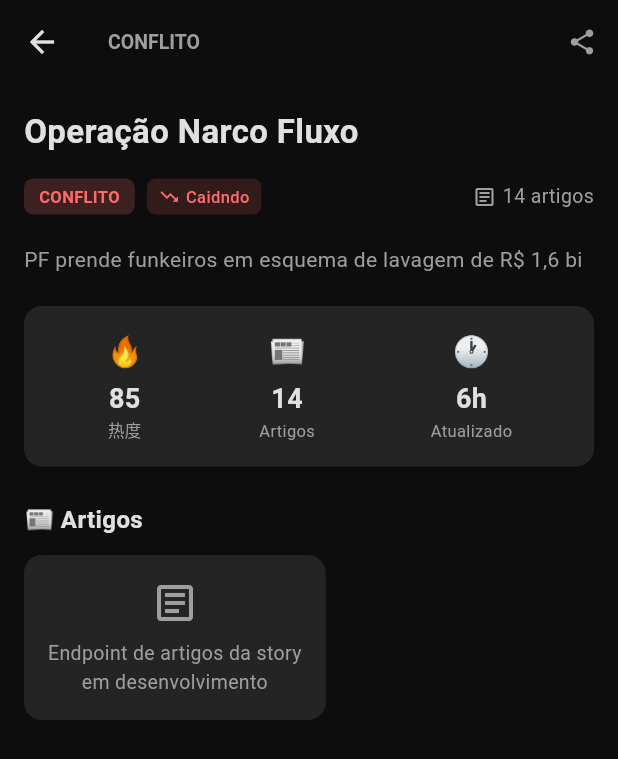
After one commit to raphaelpicole/prophet, a Flutter app: the StoryDetailScreen screen opened directly with sample values from the repository, on a phone screen of 412 x 824 dp. The commit adds this screen. Shown: the top 759 px of the screen. Run offline on Flutter 3.47's test engine with Material 3 defaults, Android fonts, the phone set to English and light mode, and no system bars; network calls fail.

Commit message:
feat: story detail screen, source/region models, router no main

```diff
--- a/app/lib/main.dart
+++ b/app/lib/main.dart
@@ -5,6 +5,8 @@ import 'presentation/screens/analysis_screen.dart';
 import 'presentation/screens/prophet_screen.dart';
 import 'presentation/screens/map_screen.dart';
 import 'presentation/screens/config_screen.dart';
+import 'presentation/screens/story_detail_screen.dart';
+import 'data/models/story.dart';
 
 void main() {
   runApp(const ProphetApp());
@@ -19,6 +21,18 @@ class ProphetApp extends StatelessWidget {
       title: 'Prophet',
       debugShowCheckedModeBanner: false,
       theme: AppTheme.dark,
+      initialRoute: '/',
+      onGenerateRoute: (settings) {
+        if (settings.name == '/story') {
+          final story = settings.arguments as Story;
+          return MaterialPageRoute(
+            builder: (_) => StoryDetailScreen(story: story),
+          );
+        }
+        return MaterialPageRoute(
+          builder: (_) => const MainShell(),
+        );
+      },
       home: const MainShell(),
     );
   }
@@ -58,6 +72,10 @@ class _MainShellState extends State<MainShell> {
         child: BottomNavigationBar(
           currentIndex: _currentIndex,
           onTap: (i) => setState(() => _currentIndex = i),
+          type: BottomNavigationBarType.fixed,
+          backgroundColor: AppTheme.bg,
+          selectedItemColor: AppTheme.primary,
+          unselectedItemColor: AppTheme.textoSec,
           items: const [
             BottomNavigationBarItem(
               icon: Icon(Icons.radar),
--- /dev/null
+++ b/app/lib/presentation/screens/story_detail_screen.dart
@@ -0,0 +1,216 @@
+import 'package:flutter/material.dart';
+import '../../core/theme/app_theme.dart';
+import '../../data/models/story.dart';
+
+class StoryDetailScreen extends StatelessWidget {
+  final Story story;
+
+  const StoryDetailScreen({super.key, required this.story});
+
+  @override
+  Widget build(BuildContext context) {
+    return Scaffold(
+      backgroundColor: AppTheme.bg,
+      appBar: AppBar(
+        backgroundColor: AppTheme.bg,
+        leading: IconButton(
+          icon: const Icon(Icons.arrow_back, color: AppTheme.texto),
+          onPressed: () => Navigator.pop(context),
+        ),
+        title: Text(
+          story.cycle.toUpperCase(),
+          style: const TextStyle(
+            color: AppTheme.textoSec,
+            fontSize: 13,
+            fontWeight: FontWeight.w600,
+          ),
+        ),
+        actions: [
+          IconButton(
+            icon: const Icon(Icons.share, color: AppTheme.textoSec, size: 20),
+            onPressed: () {},
+          ),
+        ],
+      ),
+      body: SingleChildScrollView(
+        padding: const EdgeInsets.all(16),
+        child: Column(
+          crossAxisAlignment: CrossAxisAlignment.start,
+          children: [
+            // Título
+            Text(
+              story.title,
+              style: const TextStyle(
+                color: AppTheme.texto,
+                fontSize: 22,
+                fontWeight: FontWeight.bold,
+              ),
+            ),
+            const SizedBox(height: 16),
+
+            // Metadados
+            Row(
+              children: [
+                _tag(story.cycle, _cycleColor(story.cycle)),
+                const SizedBox(width: 8),
+                _trendTag(story.sentimentTrend),
+                const Spacer(),
+                Icon(
+                  Icons.article_outlined,
+                  color: AppTheme.textoSec,
+                  size: 16,
+                ),
+                const SizedBox(width: 4),
+                Text(
+                  '${story.articleCount} artigos',
+                  style: const TextStyle(color: AppTheme.textoSec, fontSize: 13),
+                ),
+              ],
+            ),
+            const SizedBox(height: 20),
+
+            // Descrição / Summary
+            if (story.summary != null) ...[
+              Text(
+                story.summary!,
+                style: const TextStyle(color: AppTheme.textoSec, fontSize: 14, height: 1.5),
+              ),
+              const SizedBox(height: 20),
+            ],
+
+            // KPIs
+            Container(
+              padding: const EdgeInsets.all(16),
+              decoration: BoxDecoration(
+                color: AppTheme.card,
+                borderRadius: BorderRadius.circular(12),
+              ),
+              child: Row(
+                mainAxisAlignment: MainAxisAlignment.spaceAround,
+                children: [
+                  _kpi('🔥', '${story.hotness}', '热度'),
+                  _kpi('📰', '${story.articleCount}', 'Artigos'),
+                  _kpi('🕐', _timeAgo(story.updatedAt), 'Atualizado'),
+                ],
+              ),
+            ),
+            const SizedBox(height: 24),
+
+            // Artigos
+            const Text('📰 Artigos', style: TextStyle(
+              color: AppTheme.texto,
+              fontSize: 16,
+              fontWeight: FontWeight.w600,
+            )),
+            const SizedBox(height: 12),
+            _articlePlaceholder(),
+          ],
+        ),
+      ),
+    );
+  }
+
+  Widget _tag(String label, Color color) {
+    return Container(
+      padding: const EdgeInsets.symmetric(horizontal: 10, vertical: 4),
+      decoration: BoxDecoration(
+        color: color.withValues(alpha: 0.2),
+        borderRadius: BorderRadius.circular(6),
+      ),
+      child: Text(
+        label.toUpperCase(),
+        style: TextStyle(color: color, fontSize: 11, fontWeight: FontWeight.w600),
+      ),
+    );
+  }
+
+  Widget _trendTag(String trend) {
+    final color = trend == 'rising'
+        ? AppTheme.sucesso
+        : trend == 'falling'
+            ? AppTheme.alerta
+            : AppTheme.textoSec;
+    final icon = trend == 'rising'
+        ? Icons.trending_up
+        : trend == 'falling'
+            ? Icons.trending_down
+            : Icons.trending_flat;
+    return Container(
+      padding: const EdgeInsets.symmetric(horizontal: 8, vertical: 4),
+      decoration: BoxDecoration(
+        color: color.withValues(alpha: 0.15),
+        borderRadius: BorderRadius.circular(6),
+      ),
+      child: Row(
+        mainAxisSize: MainAxisSize.min,
+        children: [
+          Icon(icon, color: color, size: 14),
+          const SizedBox(width: 4),
+          Text(
+            trend == 'rising'
+                ? 'Subindo'
+                : trend == 'falling'
+                    ? 'Caidndo'
+                    : 'Estável',
+            style: TextStyle(color: color, fontSize: 11, fontWeight: FontWeight.w500),
+          ),
+        ],
+      ),
+    );
+  }
+
+  Widget _kpi(String icon, String value, String label) {
+    return Column(
+      children: [
+        Text(icon, style: const TextStyle(fontSize: 20)),
+        const SizedBox(height: 4),
+        Text(value, style: const TextStyle(
+          color: AppTheme.texto,
+          fontSize: 18,
+          fontWeight: FontWeight.bold,
+        )),
+        Text(label, style: const TextStyle(color: AppTheme.textoSec, fontSize: 11)),
+      ],
+    );
+  }
+
+  Widget _articlePlaceholder() {
+    return Container(
+      padding: const EdgeInsets.all(16),
+      decoration: BoxDecoration(
+        color: AppTheme.card,
+        borderRadius: BorderRadius.circular(12),
+      ),
+      child: const Column(
+        children: [
+          Icon(Icons.article_outlined, color: AppTheme.textoSec, size: 32),
+          SizedBox(height: 8),
+          Text(
+            'Endpoint de artigos da story\nem desenvolvimento',
+            textAlign: TextAlign.center,
+            style: TextStyle(color: AppTheme.textoSec, fontSize: 13),
+          ),
+        ],
+      ),
+    );
+  }
+
+  Color _cycleColor(String cycle) {
+    switch (cycle) {
+      case 'conflito': return AppTheme.alerta;
+      case 'economico': return AppTheme.warning;
+      case 'politico': return AppTheme.primary;
+      case 'social': return AppTheme.sucesso;
+      case 'tecnologico': return Colors.blue;
+      case 'ambiental': return Colors.green;
+      default: return AppTheme.textoSec;
+    }
+  }
+
+  String _timeAgo(DateTime dt) {
+    final diff = DateTime.now().difference(dt);
+    if (diff.inMinutes < 60) return '${diff.inMinutes}m';
+    if (diff.inHours < 24) return '${diff.inHours}h';
+    return '${diff.inDays}d';
+  }
+}
```
Also changed, not shown: app/lib/data/models/source.dart (added, +83 -0 lines), app/lib/data/services/api_service.dart (+20 -0 lines).
